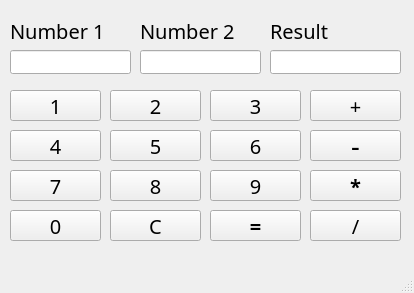
Old version of the form teht6/task2_calculator/mainwindow.ui in the repository maennenajere/OOP.
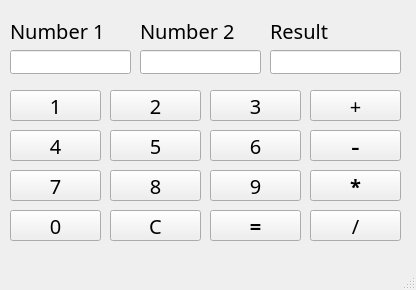
New version of the form.

```diff
--- a/teht6/task2_calculator/mainwindow.ui
+++ b/teht6/task2_calculator/mainwindow.ui
@@ -6,8 +6,8 @@
    <rect>
     <x>0</x>
     <y>0</y>
-    <width>414</width>
-    <height>293</height>
+    <width>416</width>
+    <height>290</height>
    </rect>
   </property>
   <property name="windowTitle">
```
Left out of the diff: 2 changed lines with no effect on the pictures.
